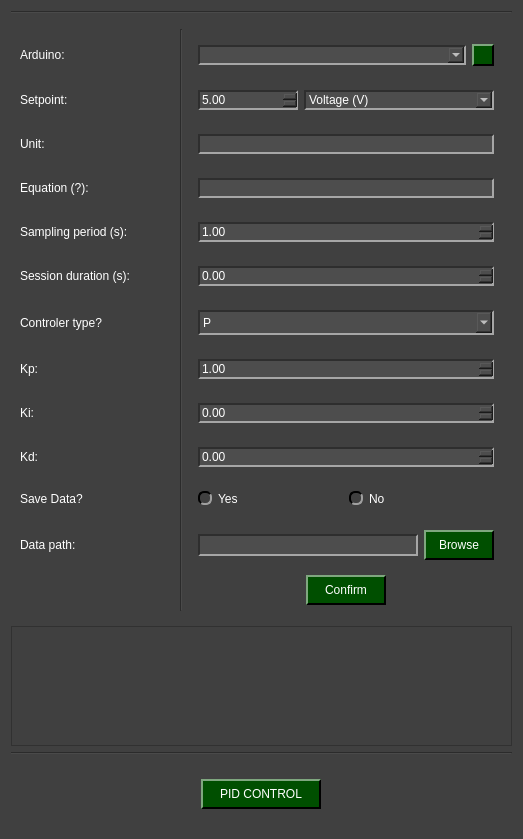
Before: the Qt Designer form pydaq/uis/PyDAQ_pid_control_arduino_widget.ui in CayoRw/pydaq, drawn with Qt 5.
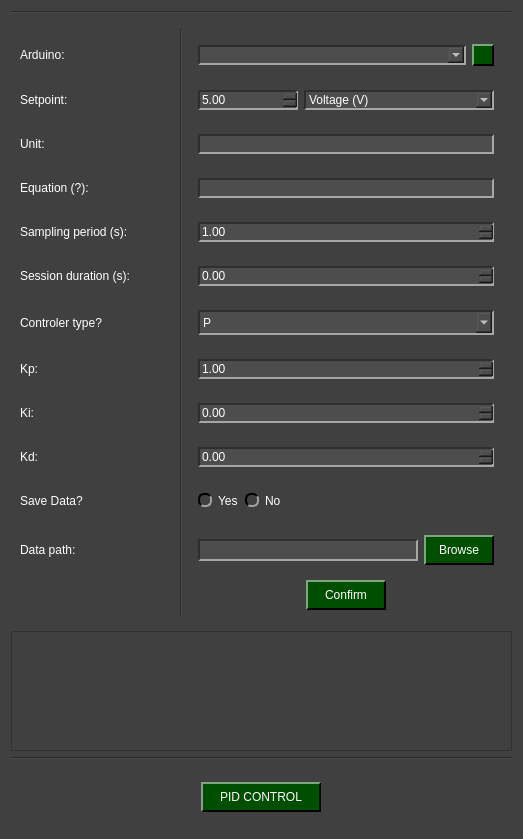
After: the same form once the commit is applied. Icons and pictures are not drawn.

```diff
--- a/pydaq/uis/PyDAQ_pid_control_arduino_widget.ui
+++ b/pydaq/uis/PyDAQ_pid_control_arduino_widget.ui
@@ -814,6 +814,19 @@
            </property>
           </widget>
          </item>
+         <item>
+          <spacer name="horizontalSpacer">
+           <property name="orientation">
+            <enum>Qt::Orientation::Horizontal</enum>
+           </property>
+           <property name="sizeHint" stdset="0">
+            <size>
+             <width>40</width>
+             <height>20</height>
+            </size>
+           </property>
+          </spacer>
+         </item>
         </layout>
        </widget>
       </item>
```
Left out of the diff: 2 changed lines with no effect on the pictures.
